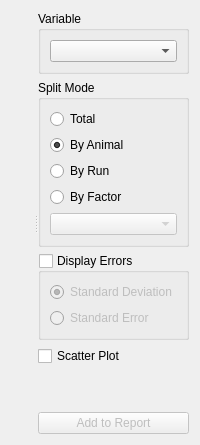
Old version of the form tse_analytics/views/data/data_plot_widget.ui in the repository TSE-Systems/tse-analytics.
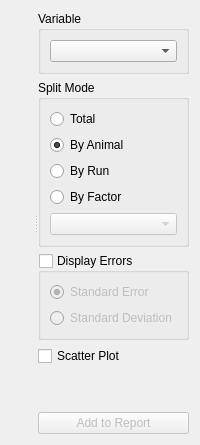
New version of the form. Custom widgets are drawn as their Qt base class.

Commit message: - Fix    -- Fixed display of standard errors / standard deviation in data plot.

Patch:
```diff
--- a/tse_analytics/views/data/data_plot_widget.ui
+++ b/tse_analytics/views/data/data_plot_widget.ui
@@ -89,21 +89,21 @@
           <bool>false</bool>
          </property>
          <layout class="QVBoxLayout" name="verticalLayout_5">
-          <item>
-           <widget class="QRadioButton" name="radioButtonStandardDeviation">
-            <property name="text">
-             <string>Standard Deviation</string>
-            </property>
-            <property name="checked">
-             <bool>true</bool>
-            </property>
-           </widget>
-          </item>
           <item>
            <widget class="QRadioButton" name="radioButtonStandardError">
             <property name="text">
              <string>Standard Error</string>
             </property>
+            <property name="checked">
+             <bool>true</bool>
+            </property>
+           </widget>
+          </item>
+          <item>
+           <widget class="QRadioButton" name="radioButtonStandardDeviation">
+            <property name="text">
+             <string>Standard Deviation</string>
+            </property>
            </widget>
           </item>
          </layout>
```
Left out of the diff: 4 changed lines with no effect on the pictures. The commit also changes 18 other files.
